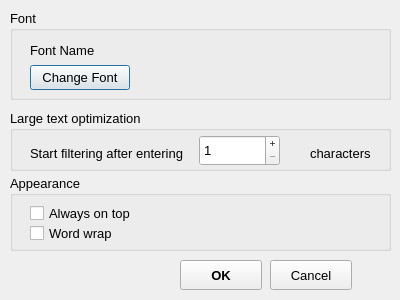
Qt form SettingsWindow.ui (hesting15/TextFilter) before a commit.
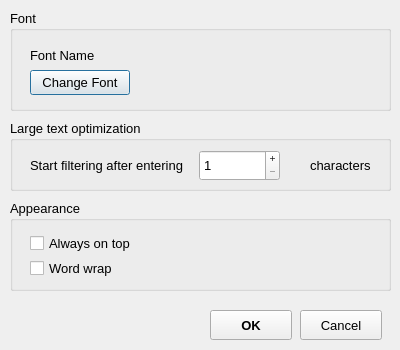
The same form after that commit.

Commit message: Fixed text position on filter clearing

The edit to the form file:
```diff
--- a/SettingsWindow.ui
+++ b/SettingsWindow.ui
@@ -10,19 +10,19 @@
     <x>0</x>
     <y>0</y>
     <width>400</width>
-    <height>300</height>
+    <height>350</height>
    </rect>
   </property>
   <property name="minimumSize">
    <size>
     <width>400</width>
-    <height>300</height>
+    <height>350</height>
    </size>
   </property>
   <property name="maximumSize">
    <size>
     <width>400</width>
-    <height>300</height>
+    <height>350</height>
    </size>
   </property>
   <property name="windowTitle">
@@ -34,7 +34,7 @@
      <x>10</x>
      <y>10</y>
      <width>381</width>
-     <height>90</height>
+     <height>101</height>
     </rect>
    </property>
    <property name="font">
@@ -49,7 +49,7 @@
     <property name="geometry">
      <rect>
       <x>20</x>
-      <y>55</y>
+      <y>60</y>
       <width>100</width>
       <height>25</height>
      </rect>
@@ -74,7 +74,7 @@
     <property name="geometry">
      <rect>
       <x>20</x>
-      <y>25</y>
+      <y>30</y>
       <width>341</width>
       <height>30</height>
      </rect>
@@ -88,9 +88,9 @@
    <property name="geometry">
     <rect>
      <x>10</x>
-     <y>110</y>
+     <y>120</y>
      <width>381</width>
-     <height>61</height>
+     <height>71</height>
     </rect>
    </property>
    <property name="font">
@@ -107,7 +107,7 @@
       <x>20</x>
       <y>35</y>
       <width>161</width>
-      <height>16</height>
+      <height>21</height>
      </rect>
     </property>
     <property name="text">
@@ -120,7 +120,7 @@
       <x>300</x>
       <y>35</y>
       <width>71</width>
-      <height>16</height>
+      <height>21</height>
      </rect>
     </property>
     <property name="text">
@@ -131,7 +131,7 @@
     <property name="geometry">
      <rect>
       <x>189</x>
-      <y>25</y>
+      <y>30</y>
       <width>81</width>
       <height>31</height>
      </rect>
@@ -163,9 +163,9 @@
    <property name="geometry">
     <rect>
      <x>10</x>
-     <y>175</y>
+     <y>200</y>
      <width>381</width>
-     <height>76</height>
+     <height>91</height>
     </rect>
    </property>
    <property name="font">
@@ -180,7 +180,7 @@
     <property name="geometry">
      <rect>
       <x>20</x>
-      <y>30</y>
+      <y>35</y>
       <width>121</width>
       <height>16</height>
      </rect>
@@ -193,7 +193,7 @@
     <property name="geometry">
      <rect>
       <x>20</x>
-      <y>50</y>
+      <y>60</y>
       <width>121</width>
       <height>16</height>
      </rect>
@@ -206,8 +206,8 @@
   <widget class="QPushButton" name="pushButtonCancel">
    <property name="geometry">
     <rect>
-     <x>270</x>
-     <y>260</y>
+     <x>300</x>
+     <y>310</y>
      <width>82</width>
      <height>30</height>
     </rect>
@@ -224,8 +224,8 @@
   <widget class="QPushButton" name="pushButtonOk">
    <property name="geometry">
     <rect>
-     <x>180</x>
-     <y>260</y>
+     <x>210</x>
+     <y>310</y>
      <width>82</width>
      <height>30</height>
     </rect>
```
The commit also changes 1 other file.
